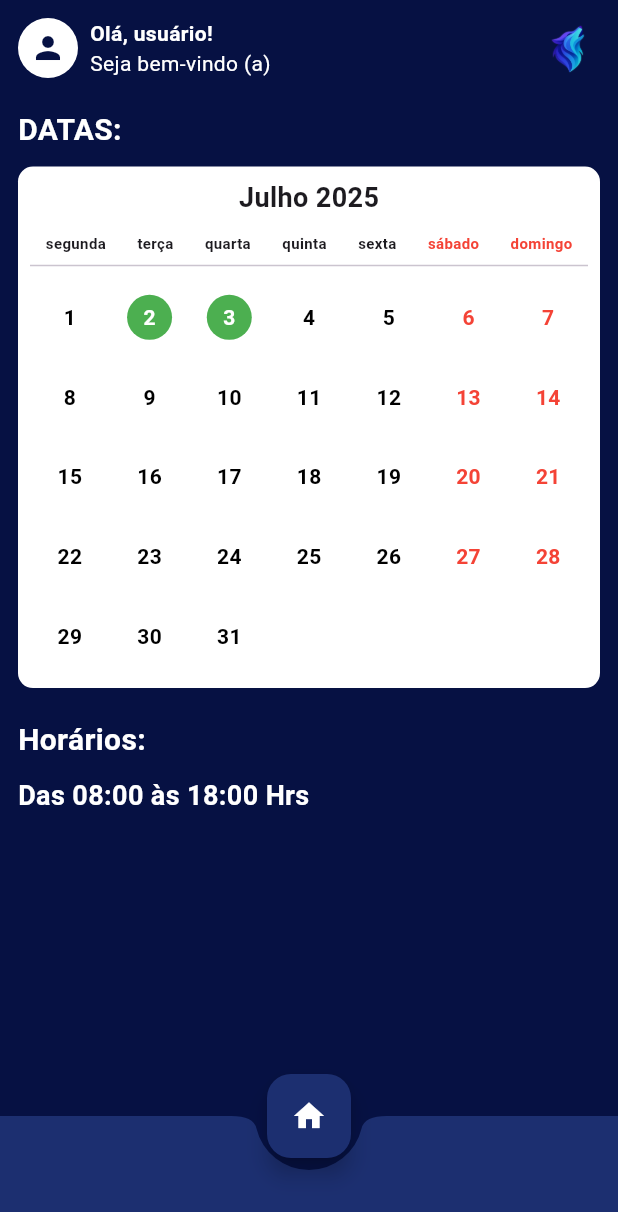
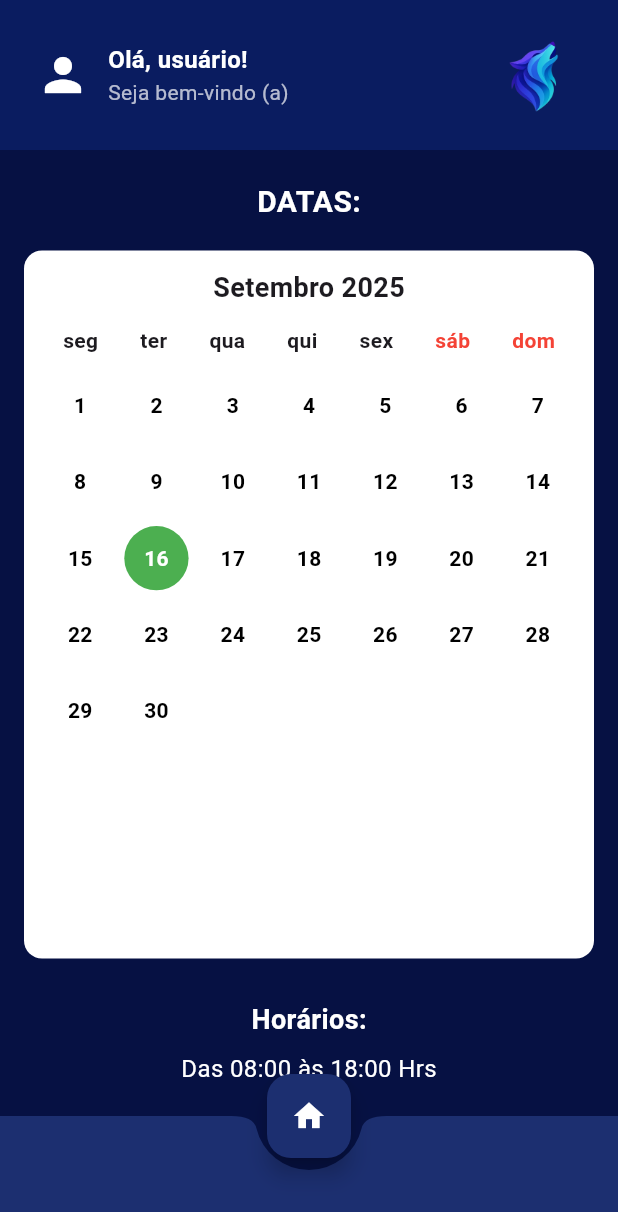
Before and after one commit to NicollayDavi/tcc_sla_project, a Flutter app: the DatePage screen opened directly, on a phone screen of 412 x 824 dp. Shown: the top 1212 px of the screen. Run offline on Flutter 3.47's test engine with Material 3 defaults, Android fonts, the phone set to English and light mode, and no system bars; accounts and stored records are empty.

Commit message:
em aula 16/08

```diff
--- a/lib/pages/date_page.dart
+++ b/lib/pages/date_page.dart
@@ -1,25 +1,57 @@
 import 'package:flutter/material.dart';
+import 'package:tcc_sla_project/pages/profile_page.dart';
 import 'package:tcc_sla_project/pages/home_page.dart';
 
-class DatePage extends StatefulWidget {
+class DatePage extends StatelessWidget {
   const DatePage({super.key});
 
   @override
-  State<DatePage> createState() => _DatePageState();
+  Widget build(BuildContext context) {
+    final DateTime now = DateTime.now();
+    final int daysInMonth = DateTime(now.year, now.month + 1, 0).day;
+    final int firstWeekday = DateTime(now.year, now.month, 1).weekday; // 1 = segunda, 7 = domingo
+
+    // Cria lista com dias do mês + espaços em branco do início
+    final List<Widget> dayWidgets = [];
+
+    // Espaços antes do 1º dia
+    for (int i = 1; i < firstWeekday; i++) {
+      dayWidgets.add(const SizedBox());
     }
 
-class _DatePageState extends State<DatePage> {
-  @override
-  Widget build(BuildContext context) {
+    // Dias do mês
+    for (int day = 1; day <= daysInMonth; day++) {
+      final bool isToday = day == now.day;
+
+      dayWidgets.add(
+        Container(
+          margin: const EdgeInsets.all(4),
+          decoration: BoxDecoration(
+            color: isToday ? Colors.green : Colors.transparent,
+            shape: BoxShape.circle,
+          ),
+          alignment: Alignment.center,
+          child: Text(
+            "$day",
+            style: TextStyle(
+              fontWeight: FontWeight.bold,
+              color: isToday ? Colors.white : Colors.black,
+            ),
+          ),
+        ),
+      );
+    }
+
     return Scaffold(
       backgroundColor: const Color(0xFF061143),
 
-      // Botão central (Home)
+      // Botão flutuante central (voltar para a Home)
       floatingActionButton: FloatingActionButton(
         onPressed: () {
-          Navigator.pushReplacement(
+          Navigator.pushAndRemoveUntil(
             context,
             MaterialPageRoute(builder: (_) => const HomePage()),
+            (route) => false,
           );
         },
         backgroundColor: const Color(0xFF1C2F70),
@@ -27,7 +59,7 @@ class _DatePageState extends State<DatePage> {
       ),
       floatingActionButtonLocation: FloatingActionButtonLocation.centerDocked,
 
-      // Barra inferior igual à HomePage
+      // Barra inferior
       bottomNavigationBar: BottomAppBar(
         color: const Color(0xFF1C2F70),
         shape: const CircularNotchedRectangle(),
@@ -35,48 +67,60 @@ class _DatePageState extends State<DatePage> {
         child: const SizedBox(height: 56),
       ),
 
-      // Conteúdo da página
-      body: SafeArea(
-        child: Padding(
-          padding: const EdgeInsets.all(12.0),
-          child: Column(
-            crossAxisAlignment: CrossAxisAlignment.start,
+      body: Column(
         children: [
-              // Topo com saudação
-              Row(
+          // Cabeçalho padronizado
+          Container(
+            color: const Color(0xFF0A1C60),
+            padding: const EdgeInsets.symmetric(horizontal: 24.0, vertical: 20),
+            child: Row(
               mainAxisAlignment: MainAxisAlignment.spaceBetween,
               children: [
-                  const Row(
+                Row(
                   children: [
-                      CircleAvatar(
-                        backgroundColor: Colors.white,
-                        child: Icon(Icons.person, color: Color(0xFF061143)),
+                    GestureDetector(
+                      onTap: () {
+                        Navigator.push(
+                          context,
+                          MaterialPageRoute(
+                            builder: (_) => const ProfilePage(),
                           ),
-                      SizedBox(width: 8),
-                      Column(
+                        );
+                      },
+                      child: const Icon(
+                        Icons.person,
+                        color: Colors.white,
+                        size: 36,
+                      ),
+                    ),
+                    const SizedBox(width: 12),
+                    const Column(
                       crossAxisAlignment: CrossAxisAlignment.start,
                       children: [
                         Text(
-                            'Olá, usuário!',
+                          "Olá, usuário!",
                           style: TextStyle(
                             color: Colors.white,
                             fontWeight: FontWeight.bold,
+                            fontSize: 16,
                           ),
                         ),
                         Text(
-                            'Seja bem-vindo (a)',
-                            style: TextStyle(color: Colors.white),
+                          "Seja bem-vindo (a)",
+                          style: TextStyle(color: Colors.white70, fontSize: 14),
                         ),
                       ],
                     ),
                   ],
                 ),
-                  Image.asset('assets/images/logo1.png', height: 40),
+                Image.asset('assets/images/logo1.png', height: 60),
               ],
             ),
+          ),
+
           const SizedBox(height: 20),
 
-              // Seção de Datas
+          // Título "DATAS"
           const Text(
             'DATAS:',
             style: TextStyle(
@@ -86,133 +130,82 @@ class _DatePageState extends State<DatePage> {
             ),
           ),
           const SizedBox(height: 10),
-              _buildCalendar(),
+
+          // Calendário manual
+          Expanded(
+            child: Container(
+              margin: const EdgeInsets.symmetric(horizontal: 16, vertical: 8),
+              padding: const EdgeInsets.all(12),
+              decoration: BoxDecoration(
+                color: Colors.white,
+                borderRadius: BorderRadius.circular(12),
+              ),
+              child: Column(
+                children: [
+                  // Mês e ano
+                  Text(
+                    "${_mesPorExtenso(now.month)} ${now.year}",
+                    style: const TextStyle(
+                      fontSize: 18,
+                      fontWeight: FontWeight.bold,
+                    ),
+                  ),
+                  const SizedBox(height: 12),
+
+                  // Dias da semana
+                  Row(
+                    mainAxisAlignment: MainAxisAlignment.spaceAround,
+                    children: const [
+                      Text("seg", style: TextStyle(fontWeight: FontWeight.bold)),
+                      Text("ter", style: TextStyle(fontWeight: FontWeight.bold)),
+                      Text("qua", style: TextStyle(fontWeight: FontWeight.bold)),
+                      Text("qui", style: TextStyle(fontWeight: FontWeight.bold)),
+                      Text("sex", style: TextStyle(fontWeight: FontWeight.bold)),
+                      Text("sáb", style: TextStyle(color: Colors.red, fontWeight: FontWeight.bold)),
+                      Text("dom", style: TextStyle(color: Colors.red, fontWeight: FontWeight.bold)),
+                    ],
+                  ),
+                  const SizedBox(height: 8),
+
+                  // Dias em grid
+                  Expanded(
+                    child: GridView.count(
+                      crossAxisCount: 7,
+                      children: dayWidgets,
+                    ),
+                  ),
+                ],
+              ),
+            ),
+          ),
 
           const SizedBox(height: 20),
 
-              // Seção de Horários
+          // Texto "Horários"
           const Text(
             'Horários:',
-                style: TextStyle(
-                  color: Colors.white,
-                  fontSize: 20,
-                  fontWeight: FontWeight.bold,
-                ),
-              ),
-              const SizedBox(height: 10),
-              const Text(
-                'Das 08:00 às 18:00 Hrs',
             style: TextStyle(
               color: Colors.white,
               fontSize: 18,
               fontWeight: FontWeight.bold,
             ),
           ),
+          const SizedBox(height: 8),
+          const Text(
+            'Das 08:00 às 18:00 Hrs',
+            style: TextStyle(color: Colors.white, fontSize: 16),
+          ),
+          const SizedBox(height: 20),
         ],
-          ),
-        ),
       ),
     );
   }
 
-  Widget _buildCalendar() {
-    return Container(
-      padding: const EdgeInsets.all(8),
-      decoration: BoxDecoration(
-        color: Colors.white,
-        borderRadius: BorderRadius.circular(10),
-      ),
-      child: Column(
-        children: [
-          const Text(
-            'Julho 2025',
-            style: TextStyle(fontWeight: FontWeight.bold, fontSize: 18),
-          ),
-          const SizedBox(height: 10),
-          Row(
-            mainAxisAlignment: MainAxisAlignment.spaceAround,
-            children: const [
-              Text(
-                'segunda',
-                style: TextStyle(fontWeight: FontWeight.bold, fontSize: 10),
-              ),
-              Text(
-                'terça',
-                style: TextStyle(fontWeight: FontWeight.bold, fontSize: 10),
-              ),
-              Text(
-                'quarta',
-                style: TextStyle(fontWeight: FontWeight.bold, fontSize: 10),
-              ),
-              Text(
-                'quinta',
-                style: TextStyle(fontWeight: FontWeight.bold, fontSize: 10),
-              ),
-              Text(
-                'sexta',
-                style: TextStyle(fontWeight: FontWeight.bold, fontSize: 10),
-              ),
-              Text(
-                'sábado',
-                style: TextStyle(
-                  fontWeight: FontWeight.bold,
-                  color: Colors.red,
-                  fontSize: 10,
-                ),
-              ),
-              Text(
-                'domingo',
-                style: TextStyle(
-                  fontWeight: FontWeight.bold,
-                  color: Colors.red,
-                  fontSize: 10,
-                ),
-              ),
-            ],
-          ),
-          const Divider(),
-          GridView.builder(
-            shrinkWrap: true,
-            physics: const NeverScrollableScrollPhysics(),
-            gridDelegate: const SliverGridDelegateWithFixedCrossAxisCount(
-              crossAxisCount: 7,
-              childAspectRatio: 1.0,
-            ),
-            itemCount: 31,
-            itemBuilder: (context, index) {
-              final day = index + 1;
-              final bool isToday = day == 2 || day == 3;
-              final bool isWeekend = (index % 7 == 5) || (index % 7 == 6);
-
-              return Center(
-                child: Container(
-                  width: 30,
-                  height: 30,
-                  decoration: isToday
-                      ? const BoxDecoration(
-                          color: Colors.green,
-                          shape: BoxShape.circle,
-                        )
-                      : null,
-                  child: Center(
-                    child: Text(
-                      '$day',
-                      style: TextStyle(
-                        color: isWeekend
-                            ? Colors.red
-                            : isToday
-                            ? Colors.white
-                            : Colors.black,
-                        fontWeight: FontWeight.bold,
-                      ),
-                    ),
-                  ),
-                ),
-              );
-            },
-          ),
-        ],
-      ),
-    );
+  String _mesPorExtenso(int mes) {
+    const meses = [
+      "Janeiro", "Fevereiro", "Março", "Abril", "Maio", "Junho",
+      "Julho", "Agosto", "Setembro", "Outubro", "Novembro", "Dezembro"
+    ];
+    return meses[mes - 1];
   }
 }
--- a/pubspec.yaml
+++ b/pubspec.yaml
@@ -30,6 +30,7 @@ environment:
 dependencies:
   flutter:
    sdk: flutter
+  provider: ^6.0.5
 
   # The following adds the Cupertino Icons font to your application.
   # Use with the CupertinoIcons class for iOS style icons.
```
Also changed, not shown: lib/main.dart (+8 -1 lines), lib/models/user_model.dart (added, +7 -0 lines), lib/models/user_provider.dart (added, +18 -0 lines), lib/pages/add_project_page.dart (+19 -6 lines), lib/pages/map_page.dart (+28 -19 lines), lib/pages/profile_page.dart (+52 -28 lines), lib/pages/project_page.dart (+0 -35 lines), lib/pages/register_page.dart (+38 -9 lines), pubspec.lock. Lines whose indentation alone changed are shown as unchanged.
